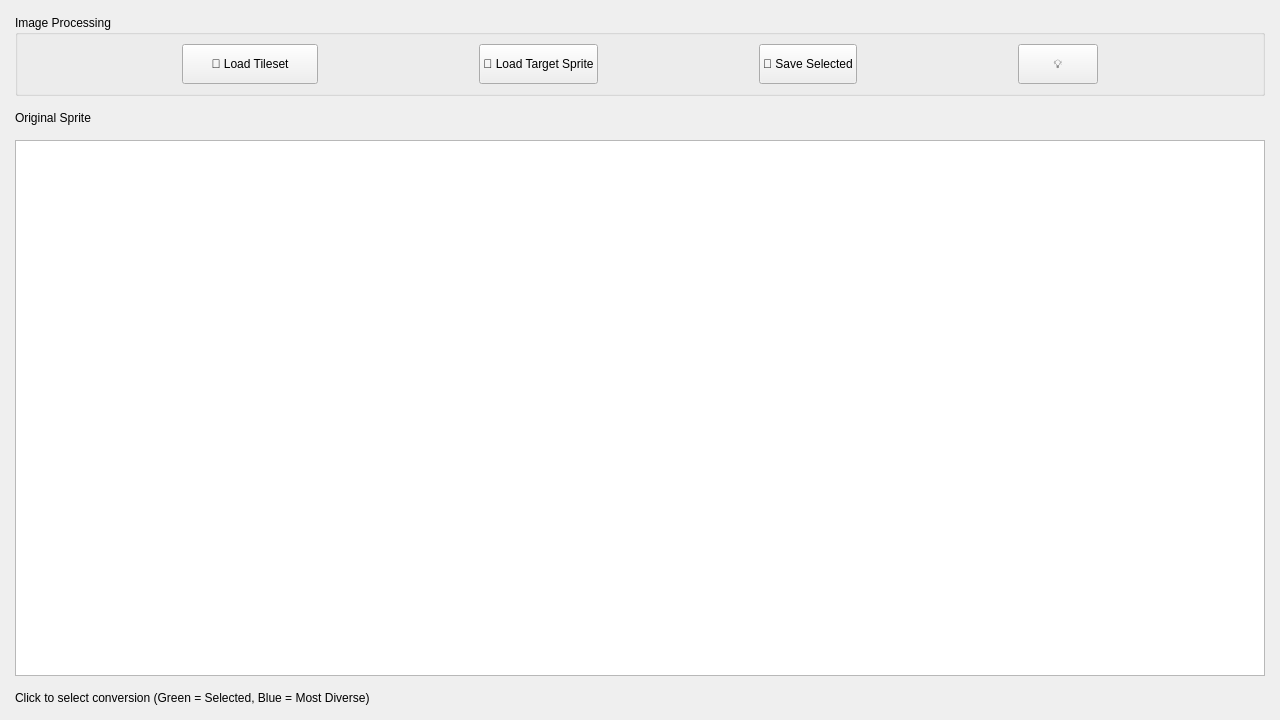
First picture: the form in view/porypalette.ui, repository Loxed/porypal, before the edit.
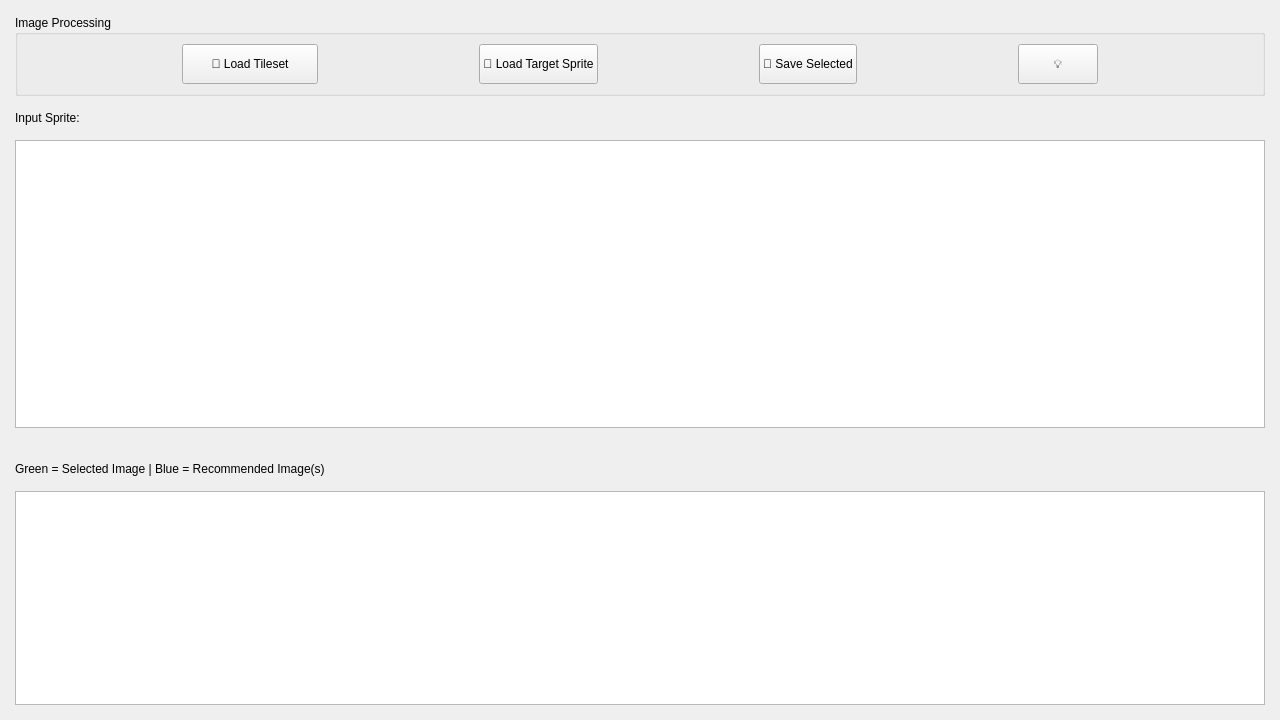
Second picture: the form after the edit.

Commit message: feat: updated view to properly display windows and palettes

```diff
--- a/view/porypalette.ui
+++ b/view/porypalette.ui
@@ -125,18 +125,30 @@
 				</layout>
 			</item>
 			<item>
-				<layout class="QVBoxLayout" name="content_layout" stretch="0,0">
+    <layout class="QVBoxLayout" name="content_layout" stretch="0">
 					<item>
 						<layout class="QVBoxLayout" name="original_box">
 							<item>
 								<widget class="QLabel" name="label_original">
 									<property name="text">
-										<string>Original Sprite</string>
+          <string>Input Sprite:</string>
 									</property>
 								</widget>
 							</item>
 							<item>
 								<widget class="QGraphicsView" name="original_view">
+         <property name="sizePolicy">
+          <sizepolicy hsizetype="Expanding" vsizetype="MinimumExpanding">
+           <horstretch>0</horstretch>
+           <verstretch>0</verstretch>
+          </sizepolicy>
+         </property>
+         <property name="minimumSize">
+          <size>
+           <width>0</width>
+           <height>288</height>
+          </size>
+         </property>
 									<property name="renderHints">
 										<set>QPainter::Antialiasing</set>
 									</property>
@@ -144,23 +156,22 @@
 							</item>
 						</layout>
 					</item>
+    </layout>
+   </item>
 					<item>
-						<layout class="QGridLayout" name="converted_box">
-							<property name="horizontalSpacing">
-								<number>15</number>
-							</property>
-							<property name="stretch" stdset="0">
-								<number>70</number>
-							</property>
-							<item row="0" column="0" colspan="4">
+    <layout class="QVBoxLayout" name="dynamic_layout">
+     <property name="topMargin">
+      <number>19</number>
+     </property>
+     <item>
 								<widget class="QLabel" name="label_instruction">
 									<property name="text">
-										<string>Click to select conversion (Green = Selected, Blue = Most Diverse)</string>
+        <string>Green = Selected Image | Blue = Recommended Image(s)</string>
 									</property>
 								</widget>
 							</item>
-                            <!-- Note: The dynamic result views will need to be added programmatically -->
-						</layout>
+     <item>
+      <widget class="QGraphicsView" name="dynamic_view"/>
 					</item>
 				</layout>
 			</item>
```
Left out of the diff: 10 changed lines with no effect on the pictures. Lines whose indentation alone changed are shown as unchanged. The commit also changes 9 other files.
